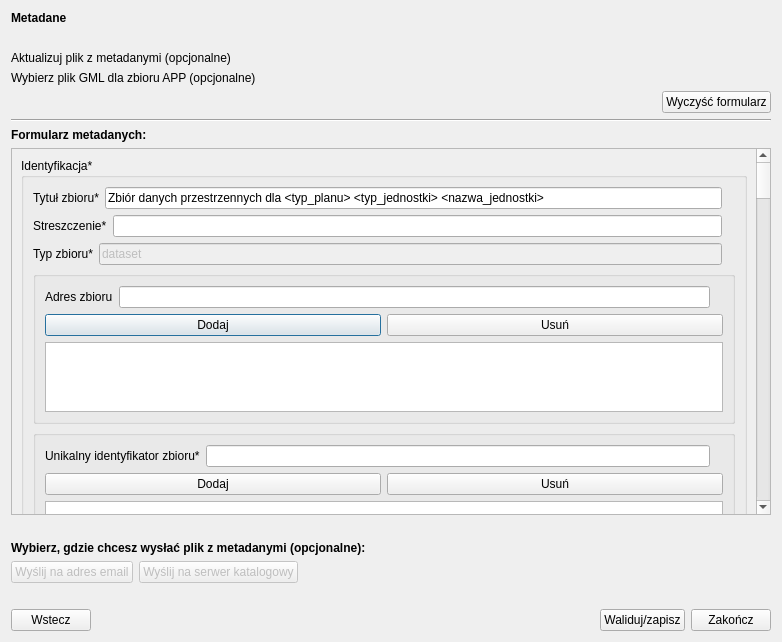
The window that modules/metadata/views/ui/metadane_dialog_base.ui (envirosolutionspl/wtyczka_qgis_app) describes before a commit, drawn with Qt 5.
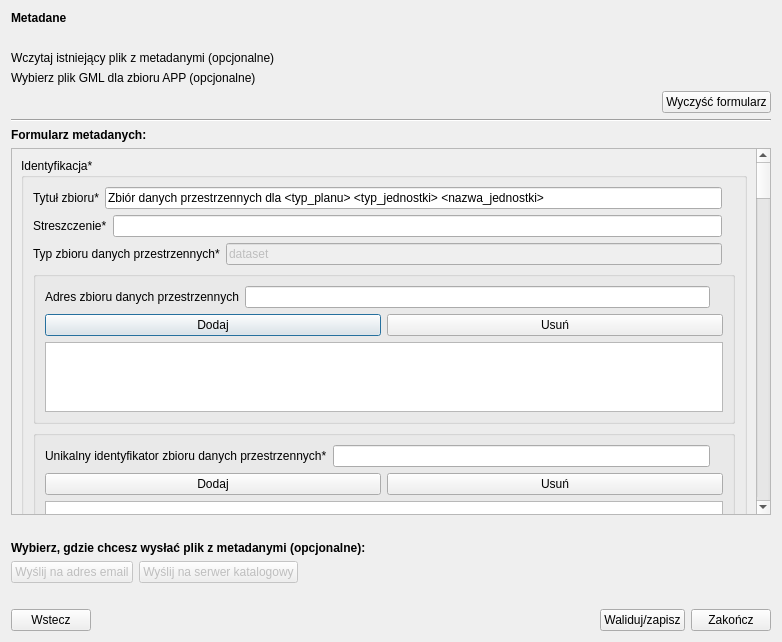
The same window after the commit. Icons and pictures are not drawn. Custom widgets are drawn as their Qt base class.

Commit message: metadane: aktualizacja zapisywania XML oraz wczytywania XML spowodowana zmianami w katalogu metadanych

Patch:
```diff
--- a/modules/metadata/views/ui/metadane_dialog_base.ui
+++ b/modules/metadata/views/ui/metadane_dialog_base.ui
@@ -59,7 +59,7 @@
        <item row="0" column="0">
         <widget class="QLabel" name="existingMetadata_lbl">
          <property name="text">
-          <string>Aktualizuj plik z metadanymi (opcjonalne)    </string>
+          <string>Wczytaj istniejący plik z metadanymi (opcjonalne)    </string>
          </property>
         </widget>
        </item>
@@ -233,7 +233,7 @@
               <item>
                <widget class="QLabel" name="e3_lbl">
                 <property name="text">
-                 <string>Typ zbioru*</string>
+                 <string>Typ zbioru danych przestrzennych*</string>
                 </property>
                </widget>
               </item>
@@ -276,7 +276,7 @@
                  <item>
                   <widget class="QLabel" name="e4_lbl">
                    <property name="text">
-                    <string>Adres zbioru</string>
+                    <string>Adres zbioru danych przestrzennych</string>
                    </property>
                   </widget>
                  </item>
@@ -344,7 +344,7 @@
                  <item>
                   <widget class="QLabel" name="e5_lbl">
                    <property name="text">
-                    <string>Unikalny identyfikator zbioru*</string>
+                    <string>Unikalny identyfikator zbioru danych przestrzennych*</string>
                    </property>
                   </widget>
                  </item>
```
Left out of the diff: 157 changed lines with no effect on the pictures. The commit also changes 8 other files.
